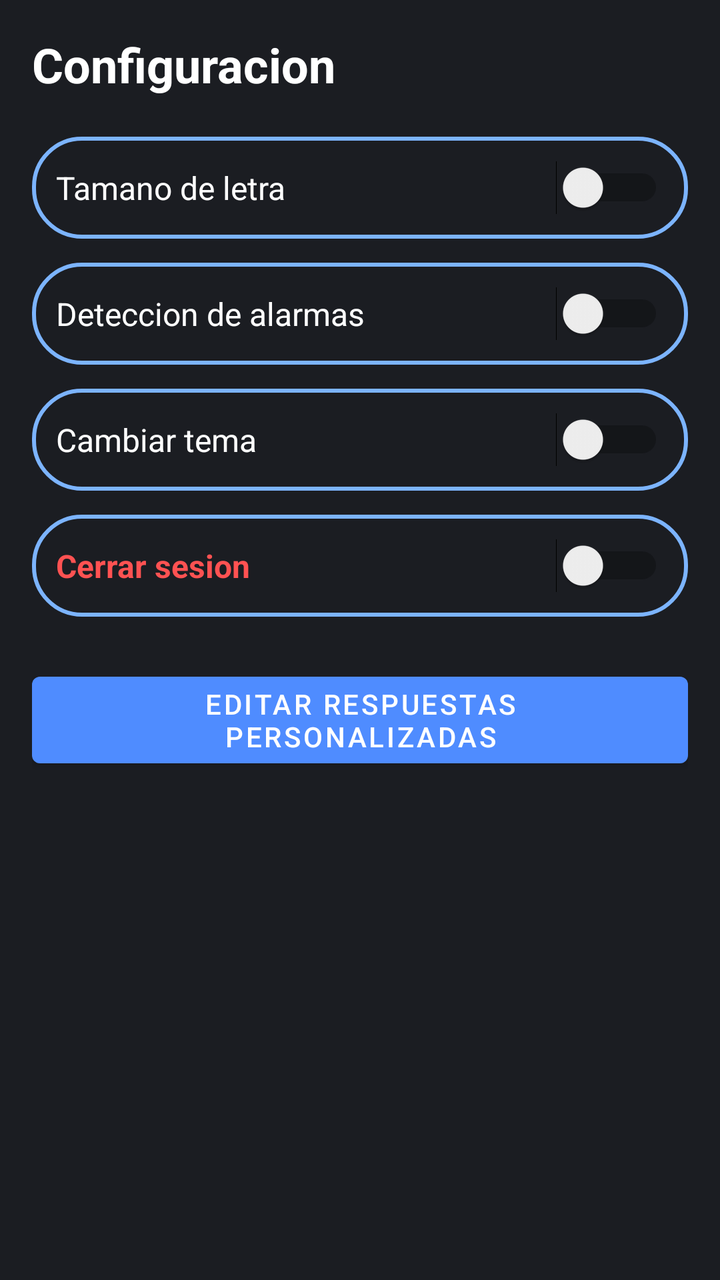
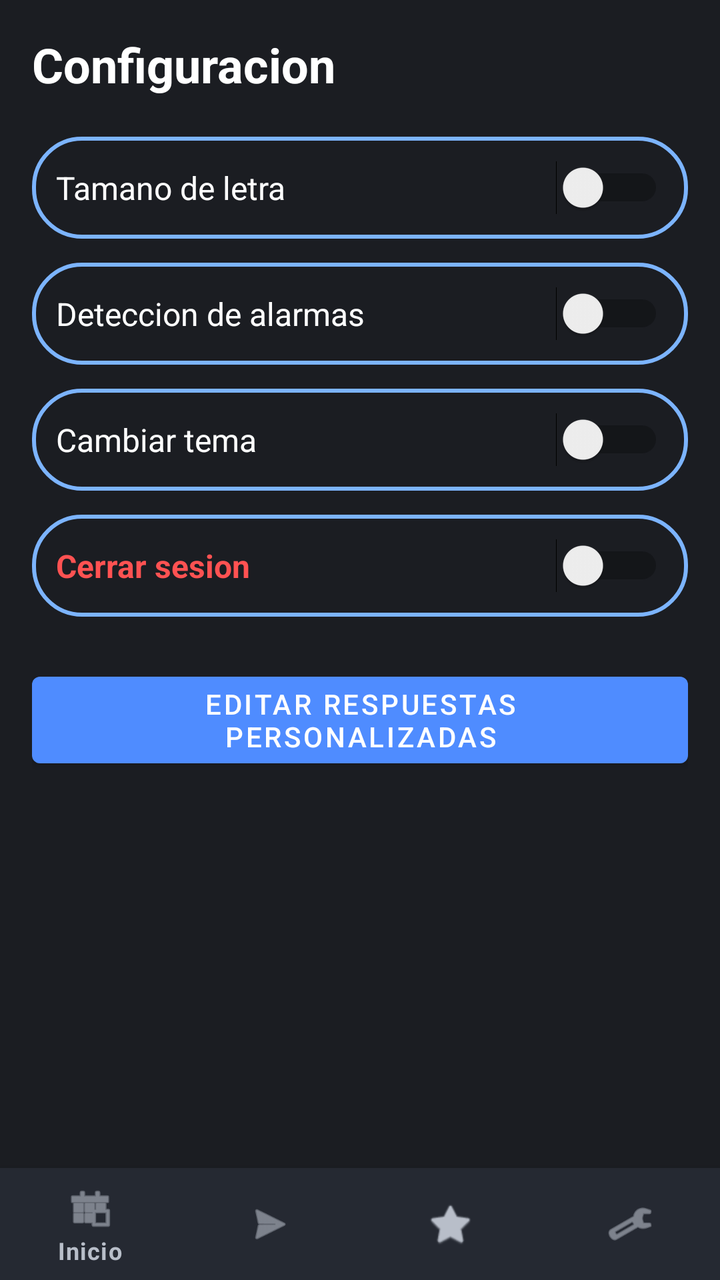

The first picture is an Android layout as it rendered before a commit; the second is the same layout after the commit. The layout source and the unified diff follow.
<!-- AndroidManifest.xml: activity theme Theme.Speak2Read -->
<!-- res/layout/activity_settings.xml -->
<?xml version="1.0" encoding="utf-8"?>
<ScrollView xmlns:android="http://schemas.android.com/apk/res/android"
    android:layout_width="match_parent"
    android:layout_height="match_parent"
    android:background="@color/s2r_background">

    <LinearLayout
        android:layout_width="match_parent"
        android:layout_height="wrap_content"
        android:orientation="vertical"
        android:padding="16dp">

        <TextView
            android:id="@+id/tvSettingsTitle"
            android:layout_width="wrap_content"
            android:layout_height="wrap_content"
            android:text="@string/settings_title"
            android:textColor="@color/s2r_text_primary"
            android:textSize="24sp"
            android:textStyle="bold" />

        <LinearLayout
            android:layout_width="match_parent"
            android:layout_height="wrap_content"
            android:layout_marginTop="20dp"
            android:background="@drawable/bg_quick_reply_card"
            android:gravity="center_vertical"
            android:orientation="horizontal"
            android:padding="12dp">

            <TextView
                android:layout_width="0dp"
                android:layout_height="wrap_content"
                android:layout_weight="1"
                android:text="@string/switch_tamano_letra"
                android:textColor="@color/s2r_text_primary"
                android:textSize="16sp" />

            <Switch
                android:id="@+id/swFontSize"
                android:layout_width="wrap_content"
                android:layout_height="wrap_content" />
        </LinearLayout>

        <LinearLayout
            android:layout_width="match_parent"
            android:layout_height="wrap_content"
            android:layout_marginTop="12dp"
            android:background="@drawable/bg_quick_reply_card"
            android:gravity="center_vertical"
            android:orientation="horizontal"
            android:padding="12dp">

            <TextView
                android:layout_width="0dp"
                android:layout_height="wrap_content"
                android:layout_weight="1"
                android:text="@string/switch_deteccion_alarmas"
                android:textColor="@color/s2r_text_primary"
                android:textSize="16sp" />

            <Switch
                android:id="@+id/swAlarmDetection"
                android:layout_width="wrap_content"
                android:layout_height="wrap_content" />
        </LinearLayout>

        <LinearLayout
            android:layout_width="match_parent"
            android:layout_height="wrap_content"
            android:layout_marginTop="12dp"
            android:background="@drawable/bg_quick_reply_card"
            android:gravity="center_vertical"
            android:orientation="horizontal"
            android:padding="12dp">

            <TextView
                android:layout_width="0dp"
                android:layout_height="wrap_content"
                android:layout_weight="1"
                android:text="@string/switch_cambiar_tema"
                android:textColor="@color/s2r_text_primary"
                android:textSize="16sp" />

            <Switch
                android:id="@+id/swTheme"
                android:layout_width="wrap_content"
                android:layout_height="wrap_content" />
        </LinearLayout>

        <LinearLayout
            android:layout_width="match_parent"
            android:layout_height="wrap_content"
            android:layout_marginTop="12dp"
            android:background="@drawable/bg_quick_reply_card"
            android:gravity="center_vertical"
            android:orientation="horizontal"
            android:padding="12dp">

            <TextView
                android:layout_width="0dp"
                android:layout_height="wrap_content"
                android:layout_weight="1"
                android:text="@string/switch_cerrar_sesion"
                android:textColor="@color/s2r_alert"
                android:textSize="16sp"
                android:textStyle="bold" />

            <Switch
                android:id="@+id/swLogout"
                android:layout_width="wrap_content"
                android:layout_height="wrap_content" />
        </LinearLayout>

        <Button
            android:id="@+id/btnCustomReplies"
            android:layout_width="match_parent"
            android:layout_height="wrap_content"
            android:layout_marginTop="24dp"
            android:text="Editar respuestas personalizadas" />
    </LinearLayout>
</ScrollView>
<!-- resources referenced by this layout -->
<resources>
  <color name="s2r_alert">#FF5252</color>
  <color name="s2r_background">#1B1D22</color>
  <color name="s2r_text_primary">#FFFFFF</color>
  <!-- drawable bg_quick_reply_card (drawable) -->
  <?xml version="1.0" encoding="utf-8"?>
  <shape xmlns:android="http://schemas.android.com/apk/res/android">
      <solid android:color="@android:color/transparent"/>
      <corners android:radius="24dp"/>
      <stroke
          android:width="2dp"
          android:color="@color/s2r_accent"/>
  </shape>
  <string name="settings_title">Configuracion</string>
  <string name="switch_cambiar_tema">Cambiar tema</string>
  <string name="switch_cerrar_sesion">Cerrar sesion</string>
  <string name="switch_deteccion_alarmas">Deteccion de alarmas</string>
  <string name="switch_tamano_letra">Tamano de letra</string>
  <style name="Theme.Speak2Read" parent="Theme.MaterialComponents.DayNight.NoActionBar">
          <item name="colorPrimary">@color/s2r_bubble_usuario</item>
          <item name="colorPrimaryVariant">@color/s2r_bubble_usuario</item>
          <item name="colorOnPrimary">@color/white</item>
          <item name="android:windowBackground">@color/s2r_background</item>
          <item name="android:colorBackground">@color/s2r_background</item>
          <item name="android:textColorPrimary">@color/s2r_text_primary</item>
          <item name="android:textColor">@color/s2r_text_primary</item>
      </style>
  <color name="s2r_accent">#7CB4FF</color>
  <color name="s2r_bubble_usuario">#4F8CFF</color>
  <color name="white">#FFFFFFFF</color>
</resources>

<!-- the commit's change to res/layout/activity_settings.xml (unified diff, before → after) -->
@@ -1,122 +1,140 @@
 <?xml version="1.0" encoding="utf-8"?>
-<ScrollView xmlns:android="http://schemas.android.com/apk/res/android"
+<RelativeLayout xmlns:android="http://schemas.android.com/apk/res/android"
+    xmlns:app="http://schemas.android.com/apk/res-auto"
     android:layout_width="match_parent"
     android:layout_height="match_parent"
     android:background="@color/s2r_background">
 
-    <LinearLayout
+    <ScrollView
         android:layout_width="match_parent"
-        android:layout_height="wrap_content"
-        android:orientation="vertical"
-        android:padding="16dp">
-
-        <TextView
-            android:id="@+id/tvSettingsTitle"
-            android:layout_width="wrap_content"
-            android:layout_height="wrap_content"
-            android:text="@string/settings_title"
-            android:textColor="@color/s2r_text_primary"
-            android:textSize="24sp"
-            android:textStyle="bold" />
+        android:layout_height="match_parent"
+        android:layout_above="@id/bottom_navigation">
 
         <LinearLayout
             android:layout_width="match_parent"
             android:layout_height="wrap_content"
-            android:layout_marginTop="20dp"
-            android:background="@drawable/bg_quick_reply_card"
-            android:gravity="center_vertical"
-            android:orientation="horizontal"
-            android:padding="12dp">
+            android:orientation="vertical"
+            android:padding="16dp">
 
             <TextView
-                android:layout_width="0dp"
+                android:id="@+id/tvSettingsTitle"
+                android:layout_width="wrap_content"
                 android:layout_height="wrap_content"
-                android:layout_weight="1"
-                android:text="@string/switch_tamano_letra"
+                android:text="@string/settings_title"
                 android:textColor="@color/s2r_text_primary"
-                android:textSize="16sp" />
-
-            <Switch
-                android:id="@+id/swFontSize"
-                android:layout_width="wrap_content"
-                android:layout_height="wrap_content" />
-        </LinearLayout>
-
-        <LinearLayout
-            android:layout_width="match_parent"
-            android:layout_height="wrap_content"
-            android:layout_marginTop="12dp"
-            android:background="@drawable/bg_quick_reply_card"
-            android:gravity="center_vertical"
-            android:orientation="horizontal"
-            android:padding="12dp">
-
-            <TextView
-                android:layout_width="0dp"
-                android:layout_height="wrap_content"
-                android:layout_weight="1"
-                android:text="@string/switch_deteccion_alarmas"
-                android:textColor="@color/s2r_text_primary"
-                android:textSize="16sp" />
-
-            <Switch
-                android:id="@+id/swAlarmDetection"
-                android:layout_width="wrap_content"
-                android:layout_height="wrap_content" />
-        </LinearLayout>
-
-        <LinearLayout
-            android:layout_width="match_parent"
-            android:layout_height="wrap_content"
-            android:layout_marginTop="12dp"
-            android:background="@drawable/bg_quick_reply_card"
-            android:gravity="center_vertical"
-            android:orientation="horizontal"
-            android:padding="12dp">
-
-            <TextView
-                android:layout_width="0dp"
-                android:layout_height="wrap_content"
-                android:layout_weight="1"
-                android:text="@string/switch_cambiar_tema"
-                android:textColor="@color/s2r_text_primary"
-                android:textSize="16sp" />
-
-            <Switch
-                android:id="@+id/swTheme"
-                android:layout_width="wrap_content"
-                android:layout_height="wrap_content" />
-        </LinearLayout>
-
-        <LinearLayout
-            android:layout_width="match_parent"
-            android:layout_height="wrap_content"
-            android:layout_marginTop="12dp"
-            android:background="@drawable/bg_quick_reply_card"
-            android:gravity="center_vertical"
-            android:orientation="horizontal"
-            android:padding="12dp">
-
-            <TextView
-                android:layout_width="0dp"
-                android:layout_height="wrap_content"
-                android:layout_weight="1"
-                android:text="@string/switch_cerrar_sesion"
-                android:textColor="@color/s2r_alert"
-                android:textSize="16sp"
+                android:textSize="24sp"
                 android:textStyle="bold" />
 
-            <Switch
-                android:id="@+id/swLogout"
-                android:layout_width="wrap_content"
-                android:layout_height="wrap_content" />
+            <LinearLayout
+                android:layout_width="match_parent"
+                android:layout_height="wrap_content"
+                android:layout_marginTop="20dp"
+                android:background="@drawable/bg_quick_reply_card"
+                android:gravity="center_vertical"
+                android:orientation="horizontal"
+                android:padding="12dp">
+
+                <TextView
+                    android:layout_width="0dp"
+                    android:layout_height="wrap_content"
+                    android:layout_weight="1"
+                    android:text="@string/switch_tamano_letra"
+                    android:textColor="@color/s2r_text_primary"
+                    android:textSize="16sp" />
+
+                <Switch
+                    android:id="@+id/swFontSize"
+                    android:layout_width="wrap_content"
+                    android:layout_height="wrap_content" />
+            </LinearLayout>
+
+            <LinearLayout
+                android:layout_width="match_parent"
+                android:layout_height="wrap_content"
+                android:layout_marginTop="12dp"
+                android:background="@drawable/bg_quick_reply_card"
+                android:gravity="center_vertical"
+                android:orientation="horizontal"
+                android:padding="12dp">
+
+                <TextView
+                    android:layout_width="0dp"
+                    android:layout_height="wrap_content"
+                    android:layout_weight="1"
+                    android:text="@string/switch_deteccion_alarmas"
+                    android:textColor="@color/s2r_text_primary"
+                    android:textSize="16sp" />
+
+                <Switch
+                    android:id="@+id/swAlarmDetection"
+                    android:layout_width="wrap_content"
+                    android:layout_height="wrap_content" />
+            </LinearLayout>
+
+            <LinearLayout
+                android:layout_width="match_parent"
+                android:layout_height="wrap_content"
+                android:layout_marginTop="12dp"
+                android:background="@drawable/bg_quick_reply_card"
+                android:gravity="center_vertical"
+                android:orientation="horizontal"
+                android:padding="12dp">
+
+                <TextView
+                    android:layout_width="0dp"
+                    android:layout_height="wrap_content"
+                    android:layout_weight="1"
+                    android:text="@string/switch_cambiar_tema"
+                    android:textColor="@color/s2r_text_primary"
+                    android:textSize="16sp" />
+
+                <Switch
+                    android:id="@+id/swTheme"
+                    android:layout_width="wrap_content"
+                    android:layout_height="wrap_content" />
+            </LinearLayout>
+
+            <LinearLayout
+                android:layout_width="match_parent"
+                android:layout_height="wrap_content"
+                android:layout_marginTop="12dp"
+                android:background="@drawable/bg_quick_reply_card"
+                android:gravity="center_vertical"
+                android:orientation="horizontal"
+                android:padding="12dp">
+
+                <TextView
+                    android:layout_width="0dp"
+                    android:layout_height="wrap_content"
+                    android:layout_weight="1"
+                    android:text="@string/switch_cerrar_sesion"
+                    android:textColor="@color/s2r_alert"
+                    android:textSize="16sp"
+                    android:textStyle="bold" />
+
+                <Switch
+                    android:id="@+id/swLogout"
+                    android:layout_width="wrap_content"
+                    android:layout_height="wrap_content" />
+            </LinearLayout>
+
+            <Button
+                android:id="@+id/btnCustomReplies"
+                android:layout_width="match_parent"
+                android:layout_height="wrap_content"
+                android:layout_marginTop="24dp"
+                android:text="Editar respuestas personalizadas" />
         </LinearLayout>
+    </ScrollView>
 
-        <Button
-            android:id="@+id/btnCustomReplies"
-            android:layout_width="match_parent"
-            android:layout_height="wrap_content"
-            android:layout_marginTop="24dp"
-            android:text="Editar respuestas personalizadas" />
-    </LinearLayout>
-</ScrollView>
+    <com.google.android.material.bottomnavigation.BottomNavigationView
+        android:id="@+id/bottom_navigation"
+        android:layout_width="match_parent"
+        android:layout_height="wrap_content"
+        android:layout_alignParentBottom="true"
+        android:background="@color/s2r_surface"
+        app:itemIconTint="@color/s2r_text_secondary"
+        app:itemTextColor="@color/s2r_text_secondary"
+        app:menu="@menu/bottom_nav_menu" />
+
+</RelativeLayout>
<!-- resource entries referenced after the edit -->
@@ -2,7 +2,9 @@
 <resources>
   <color name="s2r_alert">#FF5252</color>
   <color name="s2r_background">#1B1D22</color>
+  <color name="s2r_surface">#252932</color>
   <color name="s2r_text_primary">#FFFFFF</color>
+  <color name="s2r_text_secondary">#B8BEC9</color>
   <!-- drawable bg_quick_reply_card (drawable) -->
   <?xml version="1.0" encoding="utf-8"?>
   <shape xmlns:android="http://schemas.android.com/apk/res/android">
